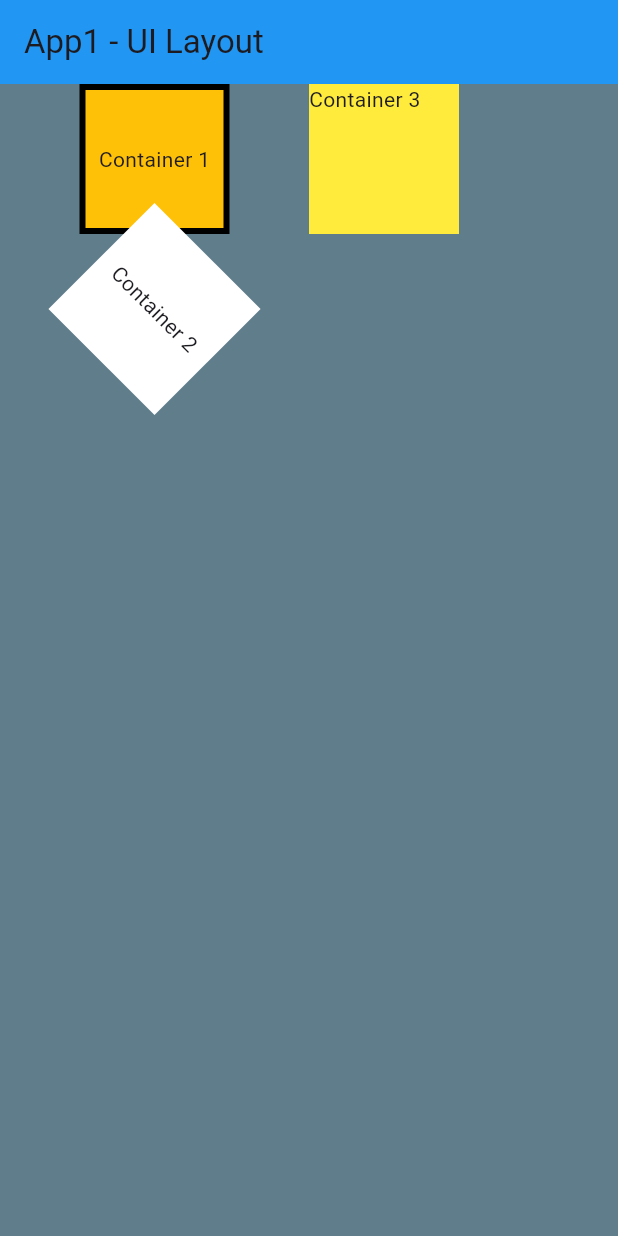
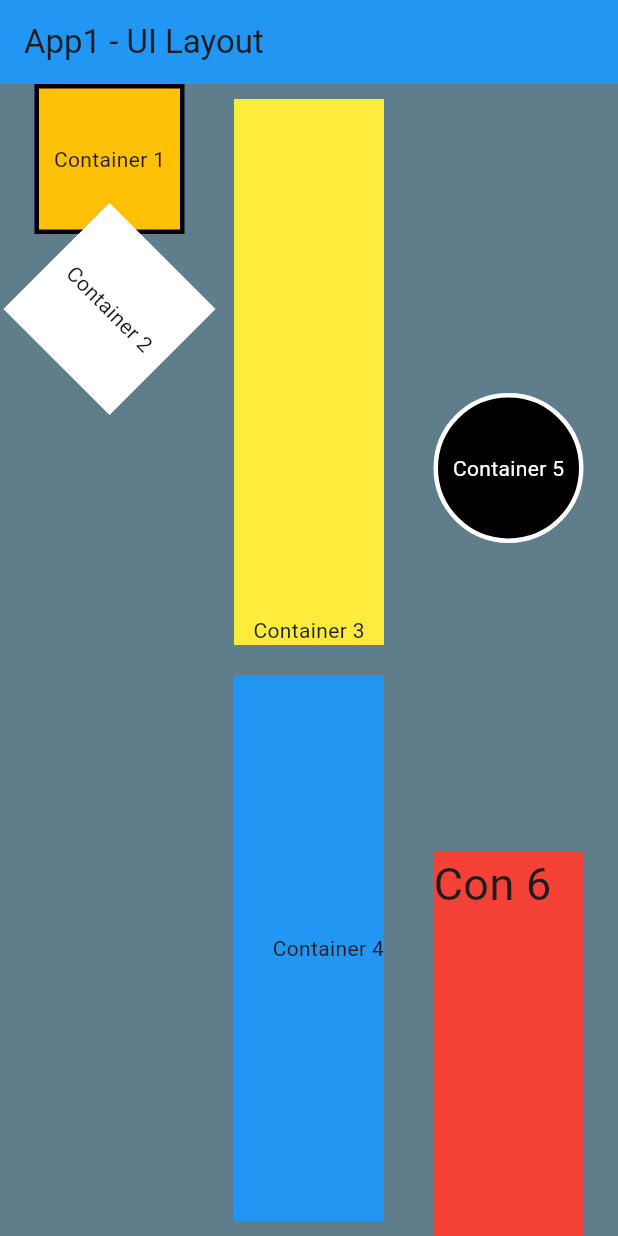
Before and after one commit to hsuyaGurug/DMIT2504-A01-aGurung, a Flutter app: the screen it shows after launch, on a phone screen of 412 x 824 dp. Run offline on Flutter 3.47's test engine with Material 3 defaults, Android fonts, the phone set to English and light mode, and no system bars.

Commit message:
finish push

```diff
--- a/assignment01_user_interface_layout/lib/main.dart
+++ b/assignment01_user_interface_layout/lib/main.dart
@@ -42,7 +42,7 @@
                       color: Colors.amber,
                       border: Border.all(
                         color: Colors.black,
-                        width: 4,
+                        width: 3.0,
                       )),
                   child: const Center(
                     child: Text('Container 1'),
@@ -62,17 +62,61 @@
                 )
               ],
             ),
+            Column(mainAxisAlignment: MainAxisAlignment.spaceEvenly, children: [
+              Expanded(
+                  child: Padding(
+                      padding: EdgeInsets.all(10.0),
+                      child: Container(
+                          width: 100.0,
+                          height: 100.0,
+                          color: Colors.yellow,
+                          child: const Align(
+                              alignment: Alignment.bottomCenter,
+                              child: Text('Container 3'))))),
+              Expanded(
+                  child: Padding(
+                      padding: EdgeInsets.all(10),
+                      child: Container(
+                        width: 100.0,
+                        height: 100.0,
+                        color: Colors.blue,
+                        child: const Align(
+                          alignment: Alignment.centerRight,
+                          child: Text('Container 4'),
+                        ),
+                      )))
+            ]),
             Column(
               children: [
-                Container(
+                Expanded(
+                  flex: 2,
+                  child: Container(
+                    width: 100.0,
+                    height: 100.0,
+                    decoration: BoxDecoration(
+                        shape: BoxShape.circle,
+                        color: Colors.black,
+                        border: Border.all(color: Colors.white, width: 3.0)),
+                    child: const Center(
+                      child: Text(
+                        'Container 5',
+                        style: TextStyle(color: Colors.white),
+                      ),
+                    ),
+                  ),
+                ),
+                Expanded(
+                    child: Container(
                   width: 100.0,
                   height: 100.0,
-                  color: Colors.yellow,
-                  child: (Text('Container 3')),
-                )
+                  color: Colors.red,
+                  child: const Text(
+                    'Con 6',
+                    style: TextStyle(fontSize: 30),
+                  ),
+                ))
               ],
-            ),
-            Column(),
+            )
           ],
         ),
       ),
```
